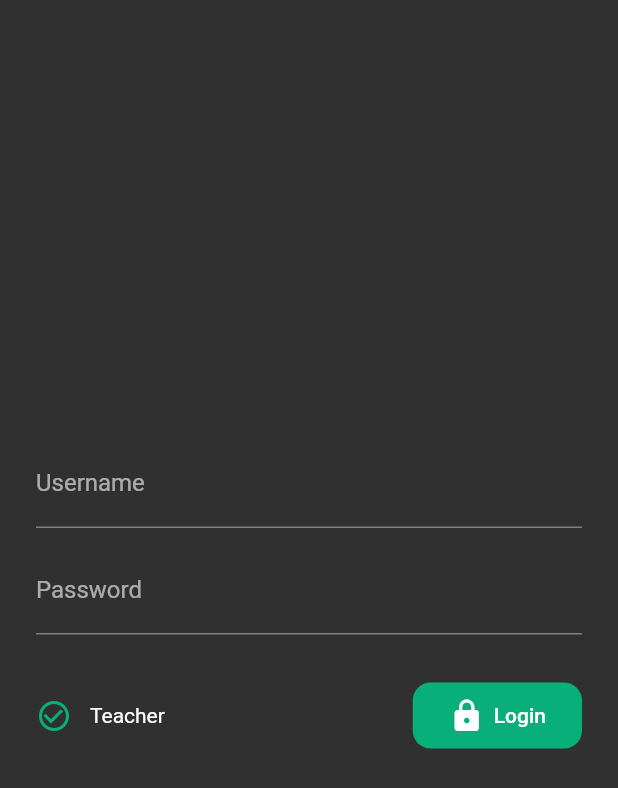
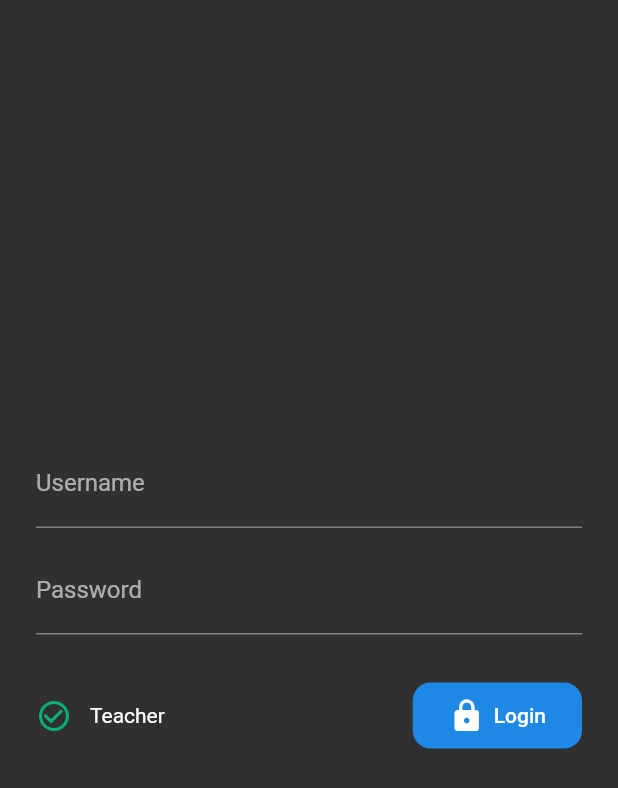
Before and after one commit to silverswords/muses, a Flutter app: the screen it shows after launch, on a phone screen of 412 x 824 dp. Shown: the top 788 px of the screen. Run offline on Flutter 3.47's test engine with Material 2 defaults, Android fonts, the light colour scheme and no system bars; missing offline and left inert: dart:html, dart:js; statements that could not run were skipped.

Commit message:
filled button themable

```diff
--- a/lib/view/login/view.dart
+++ b/lib/view/login/view.dart
@@ -1,5 +1,4 @@
 import 'package:flutter/material.dart';
-import 'package:flutter/services.dart';
 
 import 'package:muses/constants/colors.dart';
 import 'package:muses/routing/names.dart';
@@ -119,7 +118,6 @@ class _LoginButton extends StatelessWidget {
             FilledButton(
               text: 'Login',
               icon: Icons.lock,
-              color: DefaultColors.buttonColor,
               onTap: onTap,
             ),
           ],
--- a/lib/widgets/button/filled.dart
+++ b/lib/widgets/button/filled.dart
@@ -4,14 +4,14 @@ class FilledButton extends StatelessWidget {
   const FilledButton({
     Key key,
     @required this.text,
-    @required this.color,
     this.icon,
+    this.color,
     @required this.onTap
   }) : super(key: key);
 
   final String text;
+  final IconData icon;
   final Color color;
-  final IconData icon;
   final VoidCallback onTap;
 
   @override
@@ -25,7 +25,7 @@ class FilledButton extends StatelessWidget {
     widgets.add(Text(text));
 
     return FlatButton(
-      color: color,
+      color: color ?? Theme.of(context).buttonColor,
       padding: const EdgeInsets.symmetric(vertical: 10, horizontal: 24),
       shape: RoundedRectangleBorder(
         borderRadius: BorderRadius.circular(12),
```
